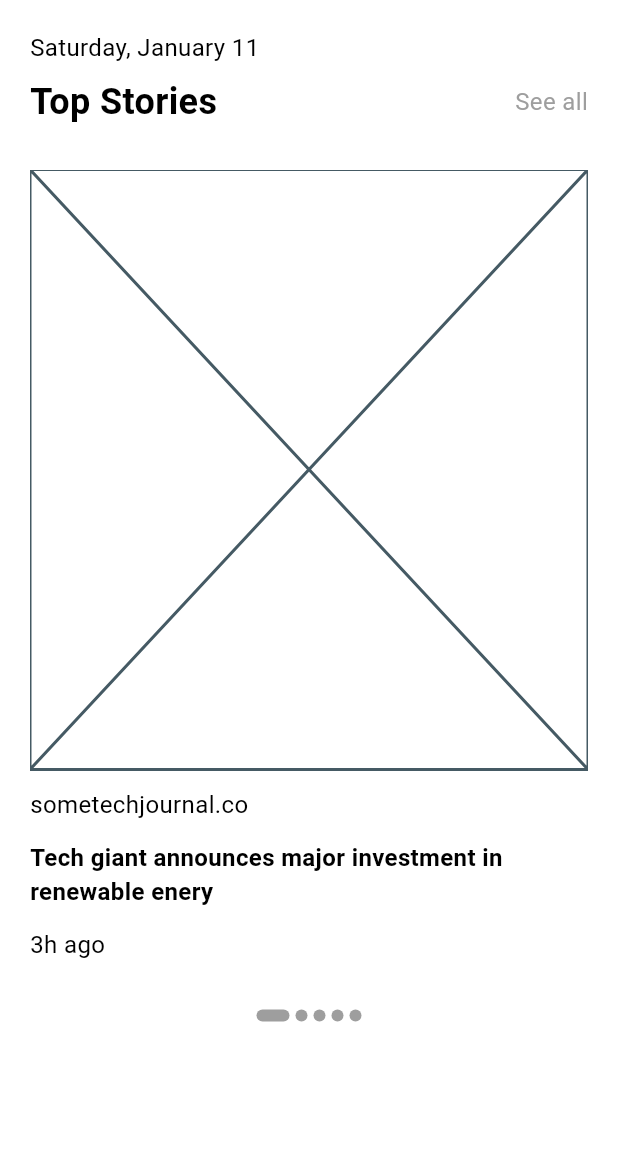
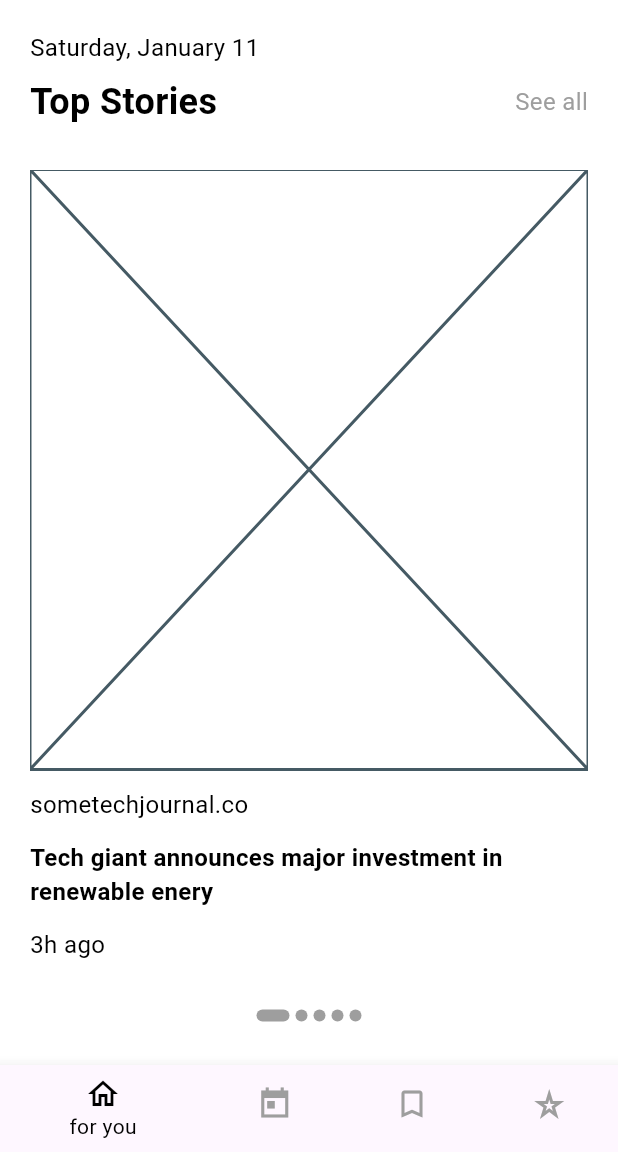
Before and after one commit to punkushal/News-App, a Flutter app: the screen it shows after launch, on a phone screen of 412 x 824 dp, the part 84-1236 px from its top. Run offline on Flutter 3.47's test engine with Material 3 defaults, Android fonts, the phone set to English and light mode, and no system bars; our stand-ins replace go_router, shimmer.

Commit message:
initial design of bottom navigation bar added

```diff
--- a/lib/screens/home_screen.dart
+++ b/lib/screens/home_screen.dart
@@ -84,6 +84,31 @@ class _HomeScreenState extends State<HomeScreen> {
           ),
         ],
       ),
+      bottomNavigationBar: BottomNavigationBar(
+        items: [
+          BottomNavigationBarItem(
+              icon: Icon(
+                Icons.home_outlined,
+                color: Colors.black,
+              ),
+              label: 'for you'),
+          BottomNavigationBarItem(
+              icon: Icon(
+                Icons.today_sharp,
+              ),
+              label: 'headline'),
+          BottomNavigationBarItem(
+              icon: Icon(
+                Icons.bookmark_outline,
+              ),
+              label: 'following'),
+          BottomNavigationBarItem(
+              icon: Icon(
+                Icons.star_purple500,
+              ),
+              label: 'sources'),
+        ],
+      ),
     );
   }
 }
```
